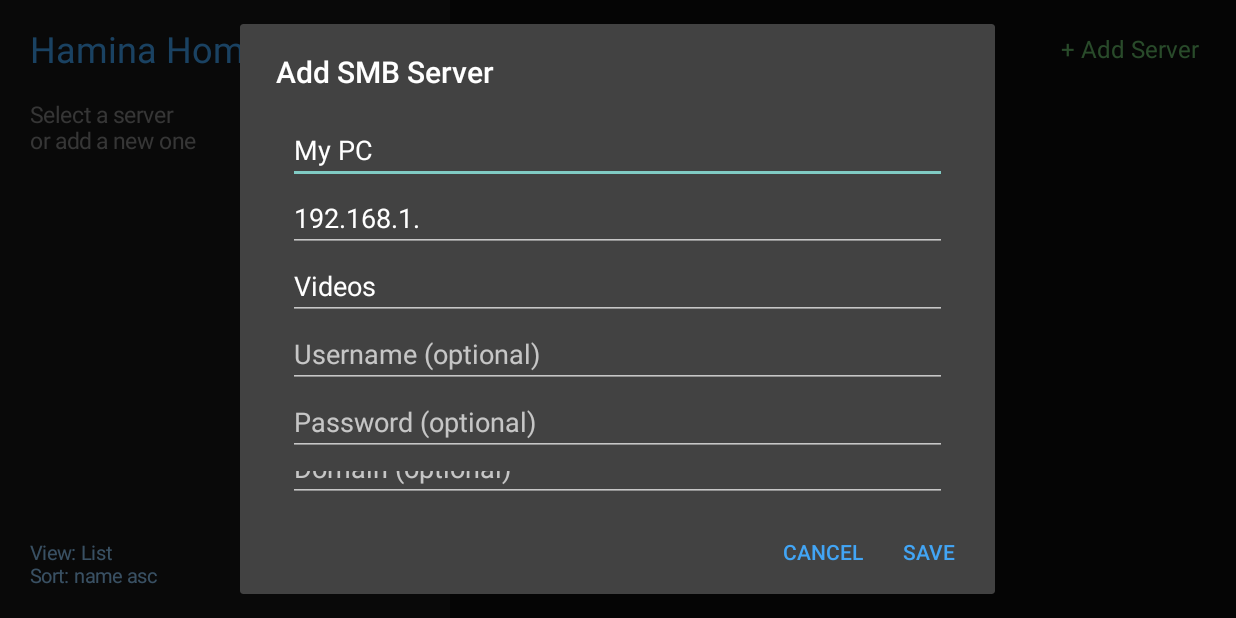
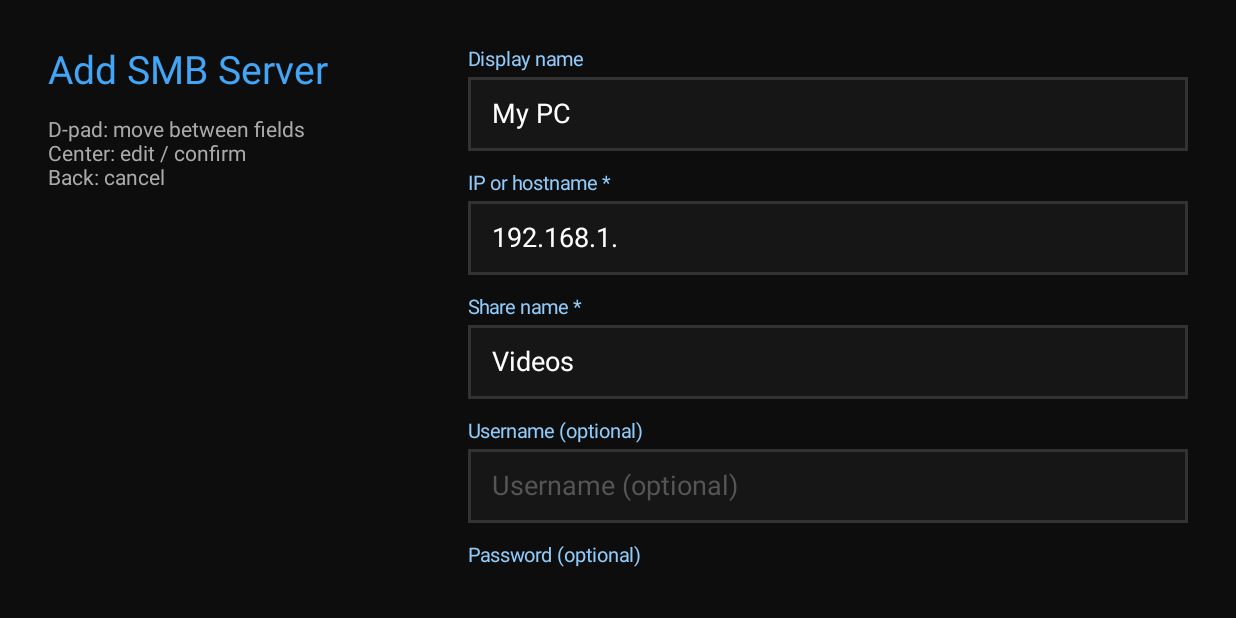
Before and after one commit to hamidkanani-sudo/HaminaHome, an Android app built with Jetpack Compose: the MainActivity screen opened directly, with no data from a screen before it, after a tap on "+ Add Server", on a phone screen of 824 x 412 dp (held sideways). Run offline under Robolectric (Android 15) with nearby library versions, the phone set to English and light mode, and no system bars.

Commit message:
new-fix-add-server

```diff
--- /dev/null
+++ b/app/src/main/java/com/hamina/home/ui/AddServerScreen.kt
@@ -0,0 +1,314 @@
+package com.hamina.home.ui
+
+import android.view.KeyEvent as AndroidKeyEvent
+import android.widget.Toast
+import androidx.activity.compose.BackHandler
+import androidx.compose.foundation.background
+import androidx.compose.foundation.border
+import androidx.compose.foundation.clickable
+import androidx.compose.foundation.focusable
+import androidx.compose.foundation.layout.*
+import androidx.compose.foundation.rememberScrollState
+import androidx.compose.foundation.text.BasicTextField
+import androidx.compose.foundation.text.KeyboardOptions
+import androidx.compose.foundation.verticalScroll
+import androidx.compose.material3.Text
+import androidx.compose.runtime.*
+import androidx.compose.ui.Alignment
+import androidx.compose.ui.Modifier
+import androidx.compose.ui.focus.FocusRequester
+import androidx.compose.ui.focus.focusRequester
+import androidx.compose.ui.focus.onFocusChanged
+import androidx.compose.ui.graphics.Color
+import androidx.compose.ui.graphics.SolidColor
+import androidx.compose.ui.input.key.KeyEventType
+import androidx.compose.ui.input.key.onPreviewKeyEvent
+import androidx.compose.ui.input.key.type
+import androidx.compose.ui.platform.LocalContext
+import androidx.compose.ui.text.TextStyle
+import androidx.compose.ui.text.input.KeyboardType
+import androidx.compose.ui.text.input.PasswordVisualTransformation
+import androidx.compose.ui.text.input.VisualTransformation
+import androidx.compose.ui.unit.dp
+import androidx.compose.ui.unit.sp
+import com.hamina.home.HaminaApp
+import com.hamina.home.data.model.SmbServer
+import kotlinx.coroutines.launch
+import java.util.UUID
+
+/**
+ * Full-screen, D-pad friendly form for adding / editing an SMB server.
+ * Replaces AlertDialog + EditText which only focuses the first field on Android TV.
+ */
+@Composable
+fun AddServerScreen(
+    existing: SmbServer? = null,
+    onDismiss: () -> Unit,
+    onSaved: () -> Unit
+) {
+    val context = LocalContext.current
+    val scope = rememberCoroutineScope()
+
+    var name by remember { mutableStateOf(existing?.name ?: "My PC") }
+    var host by remember { mutableStateOf(existing?.host ?: "192.168.1.") }
+    var share by remember { mutableStateOf(existing?.share ?: "Videos") }
+    var username by remember { mutableStateOf(existing?.username.orEmpty()) }
+    var password by remember { mutableStateOf(existing?.password.orEmpty()) }
+    var domain by remember { mutableStateOf(existing?.domain.orEmpty()) }
+    var port by remember { mutableStateOf((existing?.port ?: 445).toString()) }
+
+    val focusName = remember { FocusRequester() }
+    val focusHost = remember { FocusRequester() }
+    val focusShare = remember { FocusRequester() }
+    val focusUser = remember { FocusRequester() }
+    val focusPass = remember { FocusRequester() }
+    val focusDomain = remember { FocusRequester() }
+    val focusPort = remember { FocusRequester() }
+    val focusSave = remember { FocusRequester() }
+    val focusCancel = remember { FocusRequester() }
+
+    LaunchedEffect(Unit) {
+        focusName.requestFocus()
+    }
+
+    BackHandler { onDismiss() }
+
+    fun save() {
+        val hostValue = host.trim()
+        val shareValue = share.trim()
+        if (hostValue.isBlank() || shareValue.isBlank()) {
+            Toast.makeText(context, "Host and Share are required", Toast.LENGTH_SHORT).show()
+            return
+        }
+        val portValue = port.trim().toIntOrNull() ?: 445
+        val server = SmbServer(
+            id = existing?.id ?: UUID.randomUUID().toString(),
+            name = name.trim().ifBlank { "Server" },
+            host = hostValue,
+            share = shareValue,
+            username = username.trim(),
+            password = password,
+            domain = domain.trim(),
+            port = portValue,
+            isFavorite = existing?.isFavorite ?: false
+        )
+        scope.launch {
+            if (existing == null) {
+                HaminaApp.instance.serverRepository.addServer(server)
+            } else {
+                HaminaApp.instance.serverRepository.updateServer(server)
+            }
+            Toast.makeText(
+                context,
+                if (existing == null) "Server added" else "Server updated",
+                Toast.LENGTH_SHORT
+            ).show()
+            onSaved()
+        }
+    }
+
+    Row(
+        modifier = Modifier
+            .fillMaxSize()
+            .background(Color(0xFF0D0D0D))
+            .padding(32.dp)
+    ) {
+        Column(
+            modifier = Modifier
+                .width(280.dp)
+                .fillMaxHeight()
+                .padding(end = 24.dp)
+        ) {
+            Text(
+                text = if (existing == null) "Add SMB Server" else "Edit SMB Server",
+                color = Color(0xFF42A5F5),
+                fontSize = 26.sp
+            )
+            Spacer(Modifier.height(16.dp))
+            Text(
+                text = "D-pad: move between fields\nCenter: edit / confirm\nBack: cancel",
+                color = Color(0xFFAAAAAA),
+                fontSize = 14.sp
+            )
+        }
+
+        Column(
+            modifier = Modifier
+                .weight(1f)
+                .verticalScroll(rememberScrollState())
+        ) {
+            TvTextField(
+                label = "Display name",
+                value = name,
+                onValueChange = { name = it },
+                focusRequester = focusName
+            )
+            Spacer(Modifier.height(14.dp))
+            TvTextField(
+                label = "IP or hostname *",
+                value = host,
+                onValueChange = { host = it },
+                focusRequester = focusHost,
+                keyboardType = KeyboardType.Uri
+            )
+            Spacer(Modifier.height(14.dp))
+            TvTextField(
+                label = "Share name *",
+                value = share,
+                onValueChange = { share = it },
+                focusRequester = focusShare
+            )
+            Spacer(Modifier.height(14.dp))
+            TvTextField(
+                label = "Username (optional)",
+                value = username,
+                onValueChange = { username = it },
+                focusRequester = focusUser
+            )
+            Spacer(Modifier.height(14.dp))
+            TvTextField(
+                label = "Password (optional)",
+                value = password,
+                onValueChange = { password = it },
+                focusRequester = focusPass,
+                isPassword = true
+            )
+            Spacer(Modifier.height(14.dp))
+            TvTextField(
+                label = "Domain (optional)",
+                value = domain,
+                onValueChange = { domain = it },
+                focusRequester = focusDomain
+            )
+            Spacer(Modifier.height(14.dp))
+            TvTextField(
+                label = "Port",
+                value = port,
+                onValueChange = { port = it.filter { ch -> ch.isDigit() }.take(5) },
+                focusRequester = focusPort,
+                keyboardType = KeyboardType.Number
+            )
+
+            Spacer(Modifier.height(28.dp))
+
+            Row(horizontalArrangement = Arrangement.spacedBy(16.dp)) {
+                TvActionButton(
+                    text = "Save",
+                    focusRequester = focusSave,
+                    primary = true,
+                    onClick = { save() }
+                )
+                TvActionButton(
+                    text = "Cancel",
+                    focusRequester = focusCancel,
+                    primary = false,
+                    onClick = onDismiss
+                )
+                if (existing != null) {
+                    val focusDelete = remember { FocusRequester() }
+                    TvActionButton(
+                        text = "Delete",
+                        focusRequester = focusDelete,
+                        primary = false,
+                        onClick = {
+                            scope.launch {
+                                HaminaApp.instance.serverRepository.deleteServer(existing.id)
+                                Toast.makeText(context, "Connection deleted", Toast.LENGTH_SHORT).show()
+                                onSaved()
+                            }
+                        }
+                    )
+                }
+            }
+        }
+    }
+}
+
+@Composable
+private fun TvTextField(
+    label: String,
+    value: String,
+    onValueChange: (String) -> Unit,
+    focusRequester: FocusRequester,
+    isPassword: Boolean = false,
+    keyboardType: KeyboardType = KeyboardType.Text
+) {
+    var focused by remember { mutableStateOf(false) }
+    val borderColor = if (focused) Color(0xFF42A5F5) else Color(0xFF333333)
+    val bg = if (focused) Color(0xFF1A2332) else Color(0xFF161616)
+
+    Column {
+        Text(text = label, color = Color(0xFF90CAF9), fontSize = 13.sp)
+        Spacer(Modifier.height(4.dp))
+        BasicTextField(
+            value = value,
+            onValueChange = onValueChange,
+            singleLine = true,
+            textStyle = TextStyle(color = Color.White, fontSize = 18.sp),
+            cursorBrush = SolidColor(Color(0xFF42A5F5)),
+            visualTransformation = if (isPassword) {
+                PasswordVisualTransformation()
+            } else {
+                VisualTransformation.None
+            },
+            keyboardOptions = KeyboardOptions(keyboardType = keyboardType),
+            modifier = Modifier
+                .fillMaxWidth()
+                .focusRequester(focusRequester)
+                .onFocusChanged { focused = it.isFocused }
+                .focusable()
+                .background(bg)
+                .border(2.dp, borderColor)
+                .padding(horizontal = 16.dp, vertical = 14.dp),
+            decorationBox = { inner ->
+                Box {
+                    if (value.isEmpty()) {
+                        Text(text = label, color = Color(0xFF555555), fontSize = 18.sp)
+                    }
+                    inner()
+                }
+            }
+        )
+    }
+}
+
+@Composable
+private fun TvActionButton(
+    text: String,
+    focusRequester: FocusRequester,
+    primary: Boolean,
+    onClick: () -> Unit
+) {
+    var focused by remember { mutableStateOf(false) }
+    val bg = when {
+        focused -> Color(0xFF1565C0)
+        primary -> Color(0xFF0D47A1)
+        else -> Color(0xFF2A2A2A)
+    }
+    val borderColor = if (focused) Color(0xFF42A5F5) else Color.Transparent
+
+    Box(
+        contentAlignment = Alignment.Center,
+        modifier = Modifier
+            .focusRequester(focusRequester)
+            .onFocusChanged { focused = it.isFocused }
+            .focusable()
+            .onPreviewKeyEvent { event ->
+                if (event.type == KeyEventType.KeyUp &&
+                    (event.nativeKeyEvent.keyCode == AndroidKeyEvent.KEYCODE_DPAD_CENTER ||
+                        event.nativeKeyEvent.keyCode == AndroidKeyEvent.KEYCODE_ENTER)
+                ) {
+                    onClick()
+                    true
+                } else {
+                    false
+                }
+            }
+            .clickable(onClick = onClick)
+            .background(bg)
+            .border(2.dp, borderColor)
+            .padding(horizontal = 28.dp, vertical = 14.dp)
+    ) {
+        Text(text = text, color = Color.White, fontSize = 17.sp)
+    }
+}
--- a/app/src/main/java/com/hamina/home/ui/MainActivity.kt
+++ b/app/src/main/java/com/hamina/home/ui/MainActivity.kt
@@ -70,6 +70,10 @@ class MainActivity : ComponentActivity() {
         var errorMessage by remember { mutableStateOf<String?>(null) }
         var viewMode by remember { mutableStateOf(ViewMode.LIST) }
         var sortMode by remember { mutableStateOf(SortMode.NAME_ASC) }
+        // null = form hidden; non-null existing server = edit; use a sentinel for "add"
+        var serverFormTarget by remember { mutableStateOf<SmbServer?>(null) }
+        var showServerForm by remember { mutableStateOf(false) }
+        var isEditMode by remember { mutableStateOf(false) }
 
         // Load servers & settings
         LaunchedEffect(Unit) {
@@ -80,6 +84,16 @@ class MainActivity : ComponentActivity() {
         }
         LaunchedEffect(Unit) {
             app.settingsRepository.sortMode.collect { sortMode = it }
+        }
+
+        // Full-screen add/edit form (TV-friendly, all fields focusable)
+        if (showServerForm) {
+            AddServerScreen(
+                existing = if (isEditMode) serverFormTarget else null,
+                onDismiss = { showServerForm = false },
+                onSaved = { showServerForm = false }
+            )
+            return
         }
 
         fun loadFolder(server: SmbServer, path: String, force: Boolean = false) {
@@ -245,7 +259,11 @@ class MainActivity : ComponentActivity() {
                             color = Color(0xFF66BB6A),
                             fontSize = 16.sp,
                             modifier = Modifier
-                                .clickable { AddServerHelper.showAddDialog(this@MainActivity) { } }
+                                .clickable {
+                                    isEditMode = false
+                                    serverFormTarget = null
+                                    showServerForm = true
+                                }
                                 .padding(8.dp)
                         )
                     }
@@ -303,7 +321,9 @@ class MainActivity : ComponentActivity() {
                                             loadFolder(server, "")
                                         },
                                         onLongClick = {
-                                            AddServerHelper.showServerOptions(this@MainActivity, server) { }
+                                            isEditMode = true
+                                            serverFormTarget = server
+                                            showServerForm = true
                                         }
                                     )
                                 }
```
Also changed, not shown: app/src/main/java/com/hamina/home/ui/AddServerHelper.kt (+30 -58 lines).
